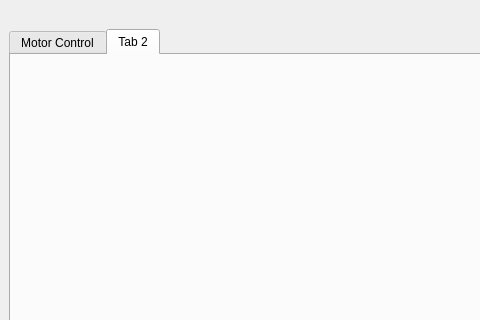
Old version of the form groundStation/mainWindow.ui in the repository c0nrad/wilfred; both pictures show x 0 to 480 and y 0 to 320 of the 1018 by 829 pixel window.
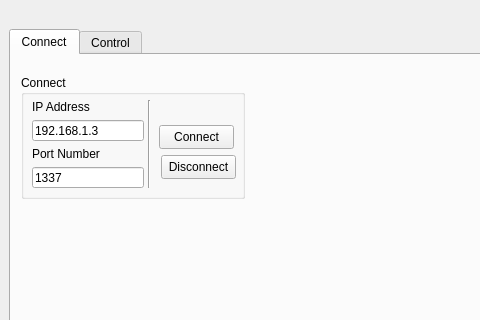
New version of the form. The open tabs and pages were chosen to show the change. Icons and pictures are not drawn.

```diff
--- a/groundStation/mainWindow.ui
+++ b/groundStation/mainWindow.ui
@@ -30,9 +30,118 @@
       <property name="currentIndex">
        <number>0</number>
       </property>
+      <widget class="QWidget" name="tab_2">
+       <attribute name="title">
+        <string>Connect</string>
+       </attribute>
+       <widget class="QGroupBox" name="groupBox_11">
+        <property name="geometry">
+         <rect>
+          <x>10</x>
+          <y>20</y>
+          <width>224</width>
+          <height>124</height>
+         </rect>
+        </property>
+        <property name="title">
+         <string>Connect</string>
+        </property>
+        <widget class="QPushButton" name="connectButton">
+         <property name="geometry">
+          <rect>
+           <x>138</x>
+           <y>50</y>
+           <width>75</width>
+           <height>24</height>
+          </rect>
+         </property>
+         <property name="sizePolicy">
+          <sizepolicy hsizetype="Minimum" vsizetype="Fixed">
+           <horstretch>0</horstretch>
+           <verstretch>0</verstretch>
+          </sizepolicy>
+         </property>
+         <property name="text">
+          <string>Connect</string>
+         </property>
+        </widget>
+        <widget class="Line" name="line_2">
+         <property name="geometry">
+          <rect>
+           <x>120</x>
+           <y>25</y>
+           <width>16</width>
+           <height>88</height>
+          </rect>
+         </property>
+         <property name="orientation">
+          <enum>Qt::Vertical</enum>
+         </property>
+        </widget>
+        <widget class="QPushButton" name="disconnectButton">
+         <property name="geometry">
+          <rect>
+           <x>140</x>
+           <y>80</y>
+           <width>75</width>
+           <height>24</height>
+          </rect>
+         </property>
+         <property name="sizePolicy">
+          <sizepolicy hsizetype="Minimum" vsizetype="Fixed">
+           <horstretch>0</horstretch>
+           <verstretch>0</verstretch>
+          </sizepolicy>
+         </property>
+         <property name="text">
+          <string>Disconnect</string>
+         </property>
+        </widget>
+        <widget class="QWidget" name="">
+         <property name="geometry">
+          <rect>
+           <x>11</x>
+           <y>25</y>
+           <width>112</width>
+           <height>88</height>
+          </rect>
+         </property>
+         <layout class="QVBoxLayout" name="verticalLayout_10">
+          <item>
+           <widget class="QLabel" name="label_2">
+            <property name="text">
+             <string>IP Address</string>
+            </property>
+           </widget>
+          </item>
+          <item>
+           <widget class="QLineEdit" name="ipAddressEdit">
+            <property name="text">
+             <string>192.168.1.3</string>
+            </property>
+           </widget>
+          </item>
+          <item>
+           <widget class="QLabel" name="label_3">
+            <property name="text">
+             <string>Port Number</string>
+            </property>
+           </widget>
+          </item>
+          <item>
+           <widget class="QLineEdit" name="portEdit">
+            <property name="text">
+             <string>1337</string>
+            </property>
+           </widget>
+          </item>
+         </layout>
+        </widget>
+       </widget>
+      </widget>
       <widget class="QWidget" name="tab">
        <attribute name="title">
-        <string>Motor Control</string>
+        <string>Control</string>
        </attribute>
        <layout class="QVBoxLayout" name="verticalLayout_4">
         <item>
@@ -431,11 +540,6 @@
         </item>
        </layout>
       </widget>
-      <widget class="QWidget" name="tab_2">
-       <attribute name="title">
-        <string>Tab 2</string>
-       </attribute>
-      </widget>
      </widget>
     </item>
    </layout>
```
Left out of the diff: 224 changed lines with no effect on the pictures.
